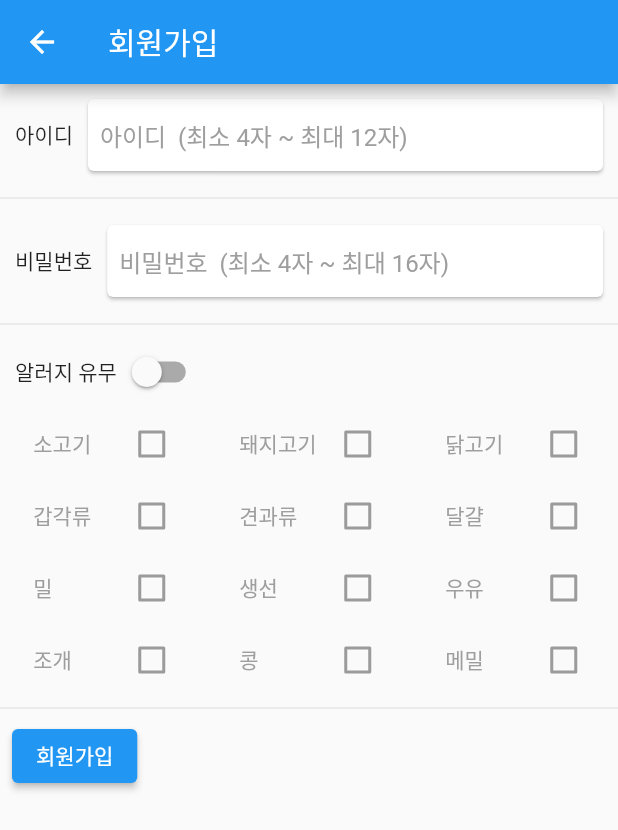
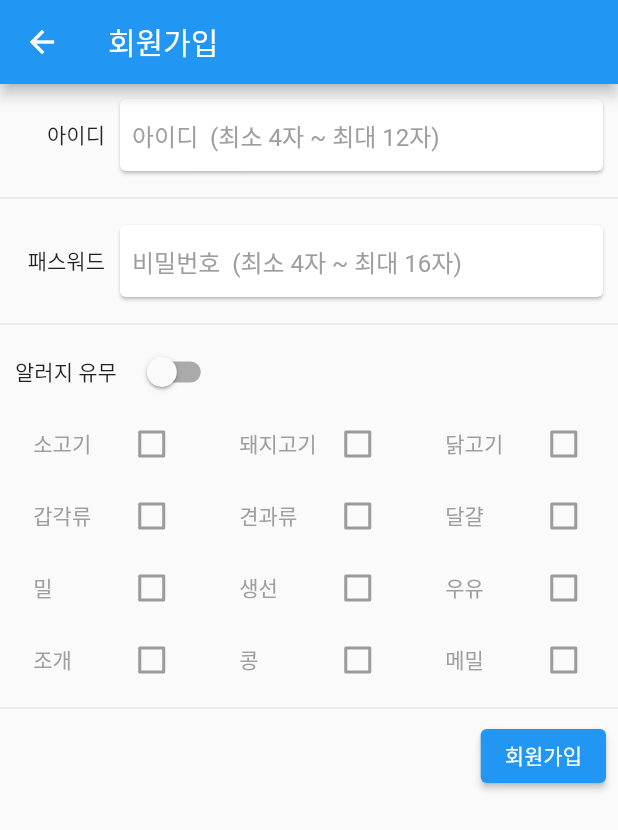
Before and after one commit to seonghyeon1221/Object_Front_Project, a Flutter app: the SignUpPage screen opened directly, on a phone screen of 412 x 824 dp. Shown: the top 830 px of the screen. Run offline on Flutter 3.47's test engine with Material 2 defaults, Android fonts, the phone set to English and light mode, and no system bars.

Commit message:
Update signuppage.dart

```diff
--- a/lib/signuppage.dart
+++ b/lib/signuppage.dart
@@ -112,7 +112,9 @@ class SignUpList extends State<SignUpPage> {
           Row(
             children: [
               Container(
+                alignment: Alignment.centerRight,
                 padding: EdgeInsets.only(left: 10),
+                width: 70, // 원하는 너비 값으로 조정
                 child: Text("아이디"),
               ),
               Expanded(
@@ -140,8 +142,10 @@ class SignUpList extends State<SignUpPage> {
           Row(
             children: [
               Container(
+                alignment: Alignment.centerRight,
                 padding: EdgeInsets.only(left: 10),
-                child: Text("비밀번호"),
+                width: 70, // 원하는 너비 값으로 조정
+                child: Text("패스워드"),
               ),
               Expanded(
                 child: Card(
@@ -167,7 +171,7 @@ class SignUpList extends State<SignUpPage> {
           Row(
             children: [
               Container(
-                padding: EdgeInsets.only(left: 10),
+                padding: EdgeInsets.only(left: 10, right: 10),
                 child: Text("알러지 유무"),
               ),
               Switch(
@@ -224,24 +228,25 @@ class SignUpList extends State<SignUpPage> {
           ),
           Divider(),
           Row(
+            mainAxisAlignment: MainAxisAlignment.end,
             children: [
+              Container(
+                padding: EdgeInsets.only(right: 8),
+                child: Text(
+                  outputText,
+                  style: TextStyle(
+                    color: Colors.red,
+                  ),
+                ),
+              ),
               Padding(
-                padding: EdgeInsets.only(left: 8),
+                padding: EdgeInsets.only(right: 8),
                 child: ElevatedButton(
                   onPressed: () {
                     signUp();
                     EmptyCheck();
                   },
                   child: Text("회원가입"),
-                ),
-              ),
-              Container(
-                padding: EdgeInsets.only(left: 8),
-                child: Text(
-                  outputText,
-                  style: TextStyle(
-                    color: Colors.red,
-                  ),
                 ),
               ),
             ],
```
